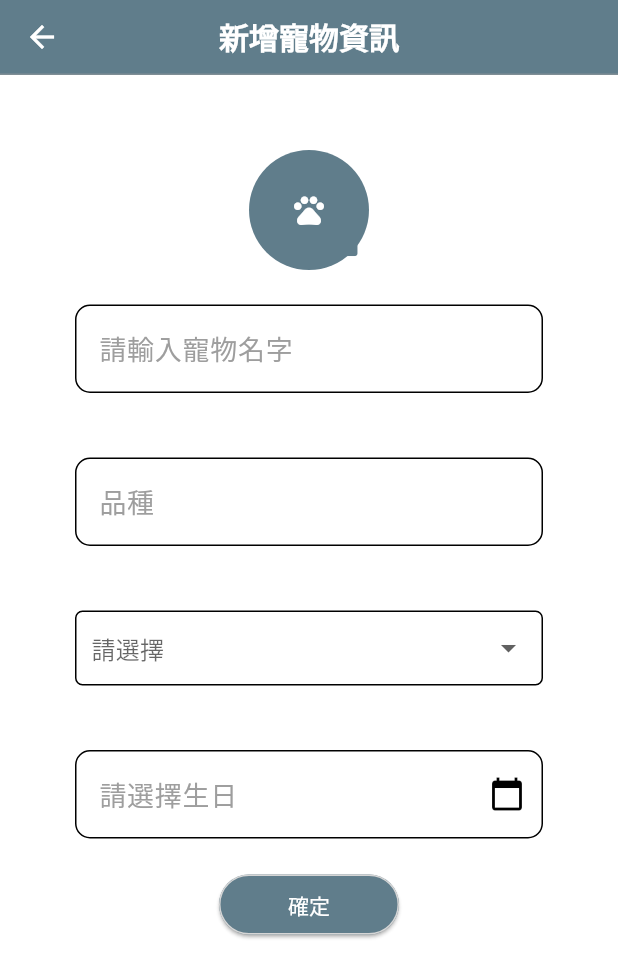
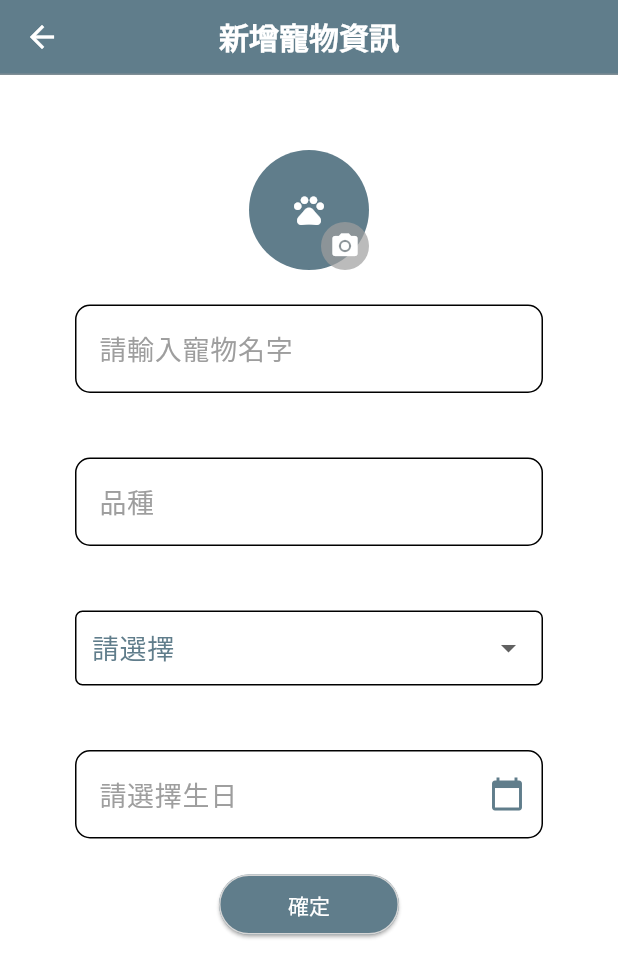
Before and after one commit to LucyHsieh1013/Pet_Diary_App, a Flutter app: the AddPetForm screen opened by its route, after a tap on "確定", on a phone screen of 412 x 824 dp. Shown: the top 978 px of the screen. Run offline on Flutter 3.47's test engine with Material 3 defaults, Android fonts, the phone set to English and light mode, and no system bars; our stand-ins replace flutter_progress_hud, shared_preferences, table_calendar; accounts and stored records are empty; network calls fail.

Commit message:
寵物資料修改

```diff
--- a/lib/component/PetImg.dart
+++ b/lib/component/PetImg.dart
@@ -4,6 +4,8 @@ class PetImage extends StatefulWidget {
   final String imgUrl;
   final bool Iconbutton;
   final Color? iconColor;
+  final Color? piciconColor;
+  final bool picIconbutton;
   final Color? backgroundColor;
   final IconData defaultIcon;
 
@@ -13,6 +15,8 @@ class PetImage extends StatefulWidget {
     this.Iconbutton = false,
     this.backgroundColor,
     this.iconColor,
+    this.piciconColor,
+    this.picIconbutton = false,
     this.defaultIcon = Icons.pets,
   }) : super(key: key);
 
@@ -54,18 +58,22 @@ class _ProfileImageUploaderState extends State<PetImage> {
               ? Icon(widget.defaultIcon, color: widget.iconColor) // 預設圖示
               : null,
           ),
+          if (widget.picIconbutton)
             Positioned(
               bottom: 0,
               right: 0,
               child: GestureDetector(
-              // onTap: _pickImage,
+                onTap: () {
+                  print("開啟圖片選擇");
+                  // 這裡可以添加打開圖片選擇的功能
+                },
                 child: Container(
                   decoration: BoxDecoration(
                     shape: BoxShape.circle,
-                  // color: Colors.grey, // 上傳按鈕背景色
+                    color: Colors.grey.withOpacity(0.7), // 背景顏色
                   ),
                   padding: EdgeInsets.all(6),
-                child: Icon(Icons.camera_alt, color: Theme.of(context).colorScheme.primary, size: 20),
+                  child: Icon(Icons.camera_alt, color: widget.piciconColor ?? Colors.white, size: 20),
                 ),
               ),
             ),
--- a/lib/component/defaultTextField.dart
+++ b/lib/component/defaultTextField.dart
@@ -10,6 +10,7 @@ class CustomTextField extends StatelessWidget {
   final String? Function(String?)? validator; // 驗證函式
   final TextEditingController? controller;
   final double borderRadiusValue;
+  // final String? initialValue; // 新增 initialValue
 
   const CustomTextField({
     Key? key,
@@ -22,10 +23,13 @@ class CustomTextField extends StatelessWidget {
     this.validator,
     this.controller,
     this.borderRadiusValue = 30.0,
+    // this.initialValue,
   }) :super(key: key);
 
   @override
   Widget build(BuildContext context) {
+    // TextEditingController _controller = controller ?? TextEditingController(text: initialValue);
+
     return Container(
       child: TextFormField(
         controller: controller,
--- a/lib/provider/PetInformation.dart
+++ b/lib/provider/PetInformation.dart
@@ -9,12 +9,15 @@ class PetProvider extends ChangeNotifier{
   String _variety = '載入中...';
   String _gender = '載入中...';
   String _birthday = '載入中...';
+  int _id = 0;
 
   bool? get haspet => _haspet;
   String get name => _name;
   String get variety => _variety;
   String get gender => _gender;
   String get birthday => _birthday;
+  int get id => _id;
+
 
   void reset() {
     _haspet = null;
@@ -44,7 +47,8 @@ class PetProvider extends ChangeNotifier{
         _variety = data['result'][0]['variety'];
         _gender = data['result'][0]['gender'];
         _birthday = data['result'][0]['birthday'];
-        print('前端: ${data['result'][0]['name']}');
+        _id = data['result'][0]['id'];
+        print('前端: ${data['result'][0]['id']}');
         notifyListeners();
       }
     } catch(e){
--- a/lib/screens/app_page/NavController.dart
+++ b/lib/screens/app_page/NavController.dart
@@ -70,7 +70,7 @@ class _NavController extends State<NavController> {
             label: '日曆',
           ),
           BottomNavigationBarItem(
-            icon: Icon(Icons.apps),
+            icon: Icon(Icons.space_dashboard_rounded),
             label: '探索',
           ),
         ],
--- a/lib/screens/app_page/appbar/SettingPage.dart
+++ b/lib/screens/app_page/appbar/SettingPage.dart
@@ -33,10 +33,11 @@ Drawer SettingDrawer(BuildContext context) {
             backgroundColor: Theme.of(context).colorScheme.secondary,
             iconColor: Theme.of(context).colorScheme.primary,
             defaultIcon: Icons.person,
+            piciconColor: Theme.of(context).colorScheme.primary
           ),
         ),
         ListTile(
-          leading:  Icon(Icons.article, color: Theme.of(context).colorScheme.primary),
+          leading:  Icon(Icons.lock, color: Theme.of(context).colorScheme.primary),
           title: Text('修改密碼', style: Theme.of(context).textTheme.bodyLarge),
           onTap: (){
             //
--- a/lib/screens/app_page/pet/AddPetForm.dart
+++ b/lib/screens/app_page/pet/AddPetForm.dart
@@ -5,19 +5,48 @@ import 'package:test_app/component/defaultButton.dart';
 import 'package:test_app/component/defaultContainer.dart';
 import 'package:test_app/services/AddPet.dart';
 import 'package:intl/intl.dart';
+import 'package:test_app/provider/PetInformation.dart';
+import 'package:provider/provider.dart';
+
 class AddPetForm extends StatefulWidget {
-
   @override
   State<AddPetForm> createState() => AddPetFormState();
 }
 
 class AddPetFormState extends State<AddPetForm> {
+  bool isEditing = false;  // 用來儲存 isEditing 狀態
   final imageUrl = null;//存放圖片路徑
-  String name = '';
-  String variety = '';
   String? gender;
-  String birthday = '';
+  int? petid;
   TextEditingController _birthdayController = TextEditingController();
+  TextEditingController _nameController = TextEditingController();
+  TextEditingController _varietyController = TextEditingController();
+
+  @override
+  void didChangeDependencies() {
+    super.didChangeDependencies();
+    // 接收從路由傳遞過來的參數
+    final args = ModalRoute.of(context)?.settings.arguments as Map<String, dynamic>?;
+    if (args != null) {
+      isEditing = args['isEditing'] ?? false; // 設定 isEditing
+    }
+    if (isEditing) {
+      PetProvider petProvider = Provider.of<PetProvider>(context, listen: false);
+      petid = petProvider.id;
+      _nameController.text = petProvider.name;
+      _varietyController.text = petProvider.variety;
+      if(gender == null){
+        setState(() {
+          gender = petProvider.gender;
+        });
+      }
+      if(_birthdayController.text == ""){
+        setState(() {
+          _birthdayController.text = petProvider.birthday; // 預設生日
+        });
+      }
+    }
+  }
 
   // 格式化日期为 yyyy-MM-dd 格式
   String _formatDate(DateTime date) {
@@ -37,7 +66,8 @@ class AddPetFormState extends State<AddPetForm> {
     if (selectedDate != null) {
       // 将选择的日期格式化并显示在输入框中
       setState(() {
-        _birthdayController.text = _formatDate(selectedDate);
+        // _birthdayController.text = _formatDate(selectedDate);
+        _birthdayController.text = DateFormat('yyyy-MM-dd').format(selectedDate);
       });
     }
   }
@@ -46,7 +76,7 @@ class AddPetFormState extends State<AddPetForm> {
     return ScrollableScaffold(
       appBar: AppBar(
         title: Text(
-          '新增寵物資訊',
+          isEditing ? '編輯寵物資訊' : '新增寵物資訊',
           style: TextStyle(
             fontSize: 20,
             fontWeight: FontWeight.bold
@@ -65,20 +95,21 @@ class AddPetFormState extends State<AddPetForm> {
         padding: const EdgeInsets.all(30),
         child: Column(
           children: [
-            PetImage(imgUrl:'',),
+            PetImage(
+              imgUrl:'',
+              piciconColor: Theme.of(context).colorScheme.secondary,
+              picIconbutton: true,
+            ),
             Column(
               crossAxisAlignment: CrossAxisAlignment.start, // 讓標籤對齊左側
               children: [
                 Text('寵物名字'), // 標籤
                 CustomTextField(
                   hintText: '請輸入寵物名字',
+                  controller: _nameController,
                   haveborder: true,
                   borderRadiusValue: 10,
-                  onChanged: (value) {
-                    setState(() {
-                      name = value;
-                    });
-                  },
+                  onChanged: (value) {},
                 ),
               ],
             ),
@@ -89,13 +120,10 @@ class AddPetFormState extends State<AddPetForm> {
                 Text('品種'), // 標籤
                 CustomTextField(
                   hintText: '品種',
+                  controller: _varietyController,
                   haveborder: true,
                   borderRadiusValue: 10,
-                  onChanged: (value) {
-                    setState(() {
-                      name = value;
-                    });
-                  },
+                  onChanged: (value) {},
                 ),
               ],
             ),
@@ -114,15 +142,15 @@ class AddPetFormState extends State<AddPetForm> {
                   child: DropdownButton<String>(
                     value: gender,
                     isExpanded: true, // 讓選單填滿
-                    hint: Text('請選擇'),
+                    hint: Text('請選擇', style: Theme.of(context).textTheme.bodyLarge),
                     onChanged: (String? value) {
                       setState(() {
                         gender = value;
                       });
                     },
                     items: [
-                      DropdownMenuItem(value: '公', child: Text('公')),
-                      DropdownMenuItem(value: '母', child: Text('母')),
+                      DropdownMenuItem(value: '公', child: Text('公', style: Theme.of(context).textTheme.bodyLarge)),
+                      DropdownMenuItem(value: '母', child: Text('母', style: Theme.of(context).textTheme.bodyLarge)),
                     ],
                   ),
                 ),
@@ -138,13 +166,9 @@ class AddPetFormState extends State<AddPetForm> {
                   hintText: '請選擇生日',
                   haveborder: true,
                   borderRadiusValue: 10,
-                  onChanged: (value) {
-                    setState(() {
-                      birthday = value;
-                    });
-                  },
+                  onChanged: (value) {},
                   suffixIcon: IconButton(
-                    icon: Icon(Icons.calendar_today),
+                    icon: Icon(Icons.calendar_today, color: Theme.of(context).colorScheme.primary,),
                     onPressed: () {
                       selectDate(context);
                     },
@@ -157,9 +181,16 @@ class AddPetFormState extends State<AddPetForm> {
               text: '確定',
               width: 120,
               onPressed: () {
-                AddPet(context, name, variety, gender, birthday);
-                print('送出表單');
-                print(name);
+                print('petid: ${petid}');
+                AddPet(
+                  context,
+                  isEditing ? '/updatepet' : '/addpet',
+                  _nameController.text, // 直接從 Controller 取值
+                  _varietyController.text,
+                  gender,
+                  _birthdayController.text,
+                  petid,
+                );
               },
             ),
           ],
--- a/lib/services/AddPet.dart
+++ b/lib/services/AddPet.dart
@@ -5,15 +5,17 @@ import 'package:test_app/services/Token.dart';
 import 'package:test_app/services/provider.dart';//加載以及重置provider
 
 
-void AddPet(BuildContext context, String name, String? variety, String? gender, String? birthday) async {
+void AddPet(BuildContext context, String route, String name, String? variety, String? gender, String? birthday, [int? id]) async {
   String? token = await getToken();
   if (token == null) { return; }
   print('token: ${token}');
+
   final response = await http.post(
     headers: {'Content-Type': 'application/json'},
-    Uri.parse('http://10.0.2.2:3000/form/addpet'),
+    Uri.parse('http://10.0.2.2:3000/form$route'),
     body: json.encode({
       'token': token,
+      'id': id,
       'name': name,
       'variety': variety,
       'gender': gender,
```
Also changed, not shown: lib/screens/app_page/Diary/recordSheet.dart (+16 -16 lines), lib/screens/app_page/pet/PetPage.dart (+40 -21 lines), 2 other files. Lines whose indentation alone changed are shown as unchanged.
